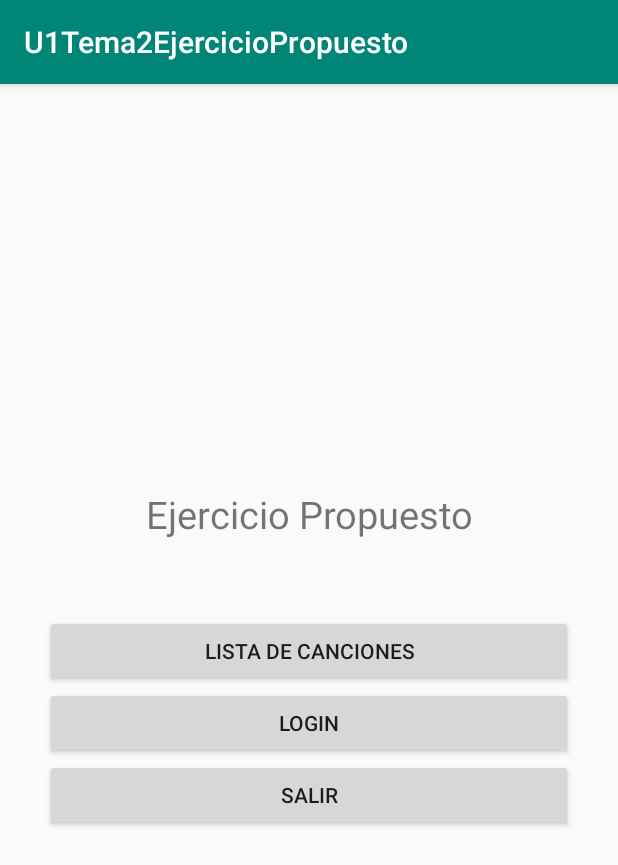
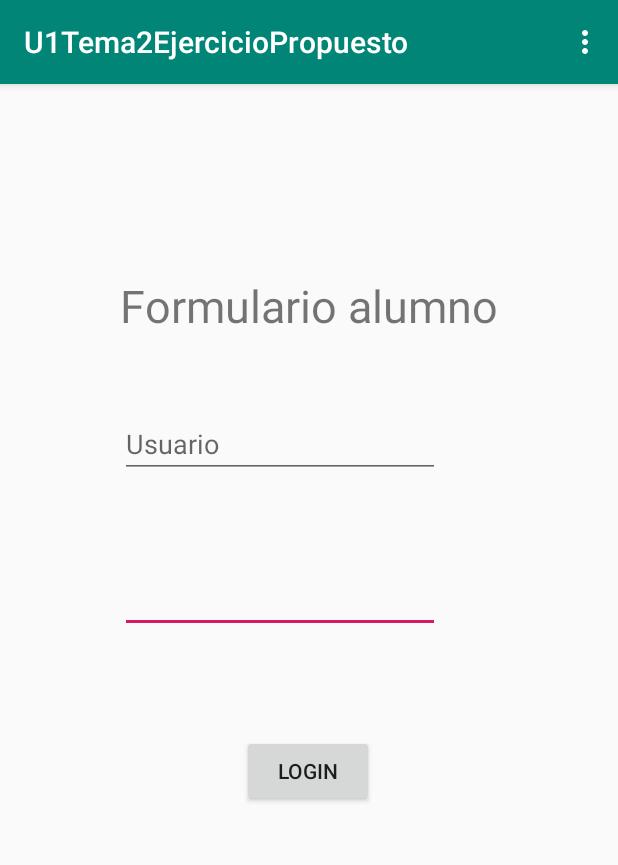
Before and after one commit to anggonzales/U1Tema2EjercicioPropuesto, an Android app: the screen it shows after launch (MainActivity before the commit, menu1 after it), after a tap on "LOGIN", on a phone screen of 412 x 824 dp. Shown: the top 865 px of the screen. Run offline under Robolectric (Android 15) with nearby library versions, the phone set to English and light mode, and no system bars.

Commit message:
Solicitud de permisos localizaciony cámara y menu

```diff
--- a/app/src/main/java/com/example/u1tema2ejerciciopropuesto/MainActivity.java
+++ b/app/src/main/java/com/example/u1tema2ejerciciopropuesto/MainActivity.java
@@ -17,4 +17,8 @@
     public void escucharCancion(View view) {
         startActivity(new Intent(this, Main2Activity.class));
     }
+
+    public void Login(View view) {
+        startActivity(new Intent(this, menu1.class));
+    }
 }
--- /dev/null
+++ b/app/src/main/java/com/example/u1tema2ejerciciopropuesto/menu1.java
@@ -0,0 +1,38 @@
+package com.example.u1tema2ejerciciopropuesto;
+
+import androidx.appcompat.app.AppCompatActivity;
+
+import android.content.Intent;
+import android.os.Bundle;
+import android.view.Menu;
+import android.view.MenuItem;
+
+public class menu1 extends AppCompatActivity {
+
+    @Override
+    protected void onCreate(Bundle savedInstanceState) {
+        super.onCreate(savedInstanceState);
+        setContentView(R.layout.activity_alumno);
+    }
+
+    @Override public boolean onCreateOptionsMenu(Menu menu) {
+        getMenuInflater().inflate(R.menu.activity_menu1, menu);
+        return true; /** true -> el menú ya está visible */
+    }
+
+    @Override public boolean onOptionsItemSelected(MenuItem item) {
+        int id = item.getItemId();
+        if (id == R.id.Salir) {
+            //finish();
+            startActivity(new Intent(this, Permisos.class));
+            return true;
+        }
+
+        if (id == R.id.activity_registrar) {
+            startActivity(new Intent(this, menu2.class));
+            return true;
+        }
+
+        return super.onOptionsItemSelected(item);
+    }
+}
--- /dev/null
+++ b/app/src/main/res/layout/activity_alumno.xml
@@ -0,0 +1,62 @@
+<?xml version="1.0" encoding="utf-8"?>
+<androidx.constraintlayout.widget.ConstraintLayout xmlns:android="http://schemas.android.com/apk/res/android"
+    xmlns:app="http://schemas.android.com/apk/res-auto"
+    xmlns:tools="http://schemas.android.com/tools"
+    android:layout_width="match_parent"
+    android:layout_height="match_parent"
+    tools:context=".Alumno">
+
+    <TextView
+        android:id="@+id/textView"
+        android:layout_width="wrap_content"
+        android:layout_height="wrap_content"
+        android:text="Formulario alumno"
+        android:textSize="30sp"
+        app:layout_constraintBottom_toBottomOf="parent"
+        app:layout_constraintEnd_toEndOf="parent"
+        app:layout_constraintStart_toStartOf="parent"
+        app:layout_constraintTop_toTopOf="parent"
+        app:layout_constraintVertical_bias="0.175" />
+
+    <EditText
+        android:id="@+id/editText"
+        android:layout_width="wrap_content"
+        android:layout_height="wrap_content"
+        android:ems="10"
+        android:inputType="textPassword"
+        app:layout_constraintBottom_toBottomOf="parent"
+        app:layout_constraintEnd_toEndOf="parent"
+        app:layout_constraintHorizontal_bias="0.404"
+        app:layout_constraintStart_toStartOf="parent"
+        app:layout_constraintTop_toTopOf="parent"
+        app:layout_constraintVertical_bias="0.444" />
+
+    <EditText
+        android:id="@+id/editText2"
+        android:layout_width="wrap_content"
+        android:layout_height="wrap_content"
+        android:ems="10"
+        android:hint="Usuario"
+        android:inputType="textPersonName"
+        app:layout_constraintBottom_toBottomOf="parent"
+        app:layout_constraintEnd_toEndOf="parent"
+        app:layout_constraintHorizontal_bias="0.404"
+        app:layout_constraintStart_toStartOf="parent"
+        app:layout_constraintTop_toTopOf="parent"
+        app:layout_constraintVertical_bias="0.301" />
+
+    <Button
+
+        android:layout_width="wrap_content"
+        android:layout_height="wrap_content"
+        android:text="LOGIN"
+        app:layout_constraintBottom_toBottomOf="parent"
+        app:layout_constraintEnd_toEndOf="parent"
+        app:layout_constraintHorizontal_bias="0.498"
+        app:layout_constraintStart_toStartOf="parent"
+        app:layout_constraintTop_toTopOf="parent"
+        app:layout_constraintVertical_bias="0.603"
+        android:onClick="mapas"
+        android:visibility="visible"/>
+
+</androidx.constraintlayout.widget.ConstraintLayout>
--- /dev/null
+++ b/app/src/main/res/menu/activity_menu1.xml
@@ -0,0 +1,15 @@
+<menu xmlns:android="http://schemas.android.com/apk/res/android"
+    xmlns:app="http://schemas.android.com/apk/res-auto"
+    xmlns:tools="http://schemas.android.com/ tools"
+    tools:context=".MainActivity">
+
+    <item android:title="Registrar"
+        android:id="@+id/activity_registrar"
+        android:orderInCategory="2"
+        />
+
+    <item android:title="Login"
+        android:id="@+id/Salir"
+        android:orderInCategory="2"
+        />
+</menu>
```
Also changed, not shown: app/src/main/AndroidManifest.xml (+10 -1 lines), app/src/main/java/com/example/u1tema2ejerciciopropuesto/Alumno.java (added, +38 -0 lines), app/src/main/java/com/example/u1tema2ejerciciopropuesto/Permisos.java (added, +150 -0 lines), app/src/main/java/com/example/u1tema2ejerciciopropuesto/menu2.java (added, +20 -0 lines), app/src/main/res/layout/activity_menu.xml (added, +9 -0 lines), app/src/main/res/layout/activity_permiso.xml (added, +20 -0 lines), app/src/main/res/menu/menu2.xml (added, +9 -0 lines).
